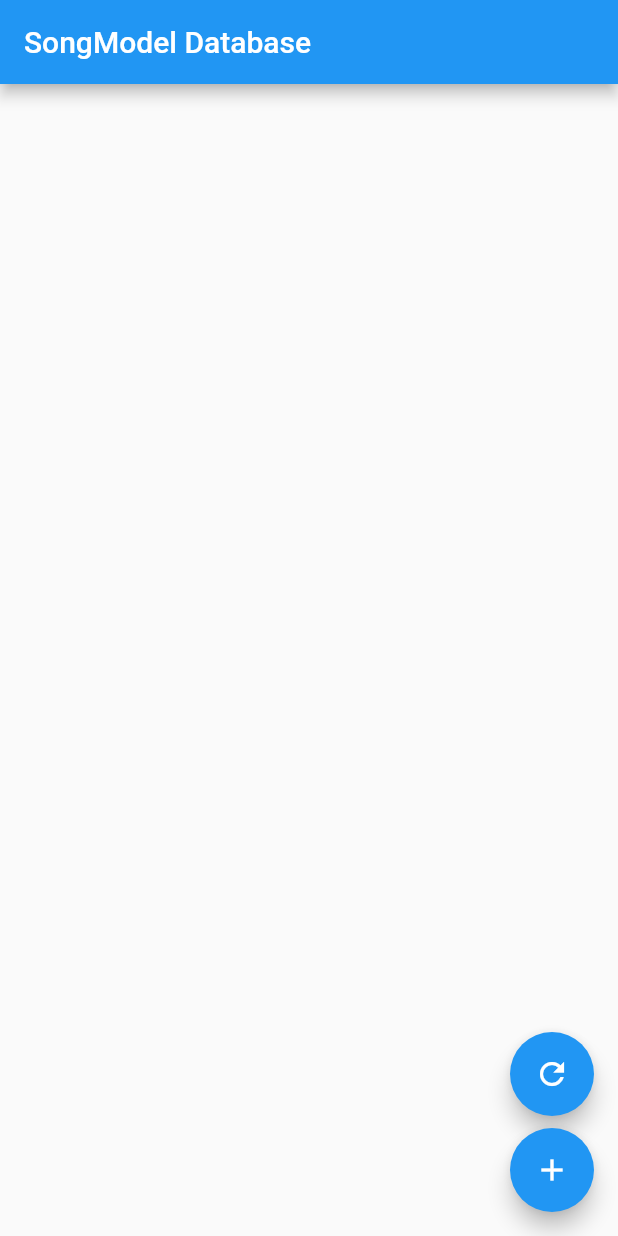
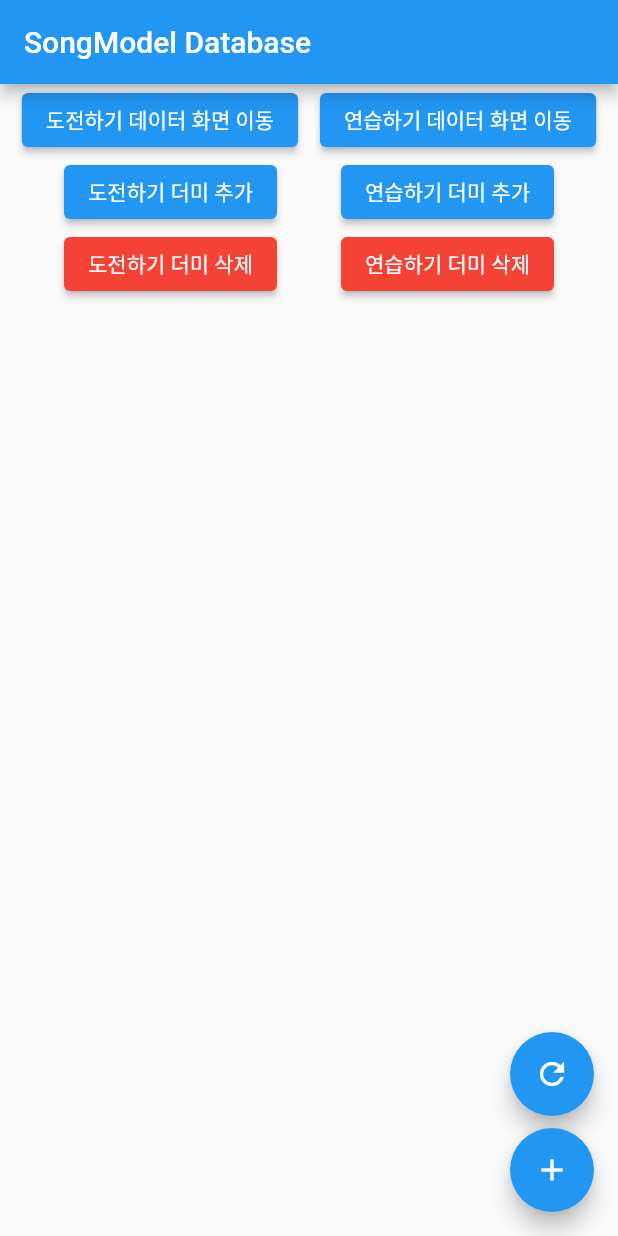
Before and after one commit to jerrycho96/danso_db_pilot, a Flutter app: the screen it shows after launch, on a phone screen of 412 x 824 dp. Run offline on Flutter 3.47's test engine with Material 2 defaults, Android fonts, the phone set to English and light mode, and no system bars; our stand-ins replace get, sqflite; accounts and stored records are empty.

```diff
--- /dev/null
+++ b/lib/controller/controllers.dart
@@ -0,0 +1,3 @@
+export 'chal_data_controller.dart';
+export 'exer_data_controller.dart';
+export 'song_data_controller.dart';
--- /dev/null
+++ b/lib/controller/song_data_controller.dart
@@ -0,0 +1,31 @@
+import 'package:danso_db_pilot/db/db_helpers.dart';
+import 'package:danso_db_pilot/db/insert_dummy.dart';
+import 'package:danso_db_pilot/models/models.dart';
+import 'package:get/get.dart';
+
+class SongController extends GetxController {
+  var songList = Future.value([]).obs;
+
+  @override
+  void onInit() {
+    super.onInit();
+    getAllSongList();
+  }
+
+  getAllSongList() async {
+    // await DBHelPer().getAllSongs().then((value) => {songList = value});
+    songList.value = DBHelPer().getAllSongs();
+    update();
+  }
+
+  deleteAllSong() async {
+    DBHelPer().deleteAllSongs();
+    getAllSongList();
+  }
+
+  insertSongDummyData() async {
+    await Dummy().insertSongDummy();
+    getAllSongList();
+    // update();
+  }
+}
--- /dev/null
+++ b/lib/db/delete_dymmy.dart
@@ -0,0 +1,29 @@
+import 'package:danso_db_pilot/db/db_helpers.dart';
+import 'package:sqflite/sqflite.dart';
+
+class DeleteDummy {
+  DeleteDummy._();
+  static final DeleteDummy _db = DeleteDummy._();
+  factory DeleteDummy() => _db;
+
+  static Database _database;
+
+  Future<Database> get database async {
+    if (_database != null) return _database;
+
+    _database = await DBHelPer().initDB();
+    return _database;
+  }
+
+  // 도전하기 더미 삭제
+  deleteAllChal() async {
+    final db = await database;
+    db.rawDelete('DELETE FROM TB_CHAL');
+  }
+
+  // 연습하기 더미 삭제
+  deleteAllExer() async {
+    final db = await database;
+    db.rawDelete('DELETE FROM TB_EXER');
+  }
+}
--- a/lib/main.dart
+++ b/lib/main.dart
@@ -1,44 +1,19 @@
+import 'package:danso_db_pilot/controller/song_data_controller.dart';
+import 'package:danso_db_pilot/db/delete_dymmy.dart';
+import 'package:danso_db_pilot/db/insert_dummy.dart';
+import 'package:danso_db_pilot/screens/screens.dart';
 import 'package:flutter/material.dart';
 import 'package:danso_db_pilot/db/db_helpers.dart';
+import 'package:get/get.dart';
 
-import 'dart:math';
-
-import 'models/song_model.dart';
-
-// 더미 데이터
-List<SongModel> songList = [
-  SongModel(
-    songTitle: 'song_title 01',
-    songPath: 'song_path 01',
-    songJangdan: 'song_jangdan 01',
-    songLike: 'false',
-  ),
-  SongModel(
-    songTitle: 'song_title 02',
-    songPath: 'song_path 02',
-    songJangdan: 'song_jangdan 02',
-    songLike: 'false',
-  ),
-  SongModel(
-    songTitle: 'song_title 03',
-    songPath: 'song_path 03',
-    songJangdan: 'song_jangdan 03',
-    songLike: 'false',
-  ),
-  SongModel(
-    songTitle: 'song_title 04',
-    songPath: 'song_path 04',
-    songJangdan: 'song_jangdan 04',
-    songLike: 'false',
-  ),
-];
+import 'models/models.dart';
 
 void main() => runApp(MyApp());
 
 class MyApp extends StatelessWidget {
   @override
   Widget build(BuildContext context) {
-    return MaterialApp(
+    return GetMaterialApp(
       theme: ThemeData(
         primarySwatch: Colors.blue,
       ),
@@ -64,16 +39,83 @@ class _MyHomePageState extends State<MyHomePage> {
 
   @override
   Widget build(BuildContext context) {
+    final SongController songController = Get.put(SongController());
     return Scaffold(
         appBar: AppBar(
           title: Text(widget.title),
         ),
-        body: FutureBuilder(
-          future: DBHelPer().getAllSongs(),
-          builder:
-              (BuildContext context, AsyncSnapshot<List<SongModel>> snapshot) {
+        body: Column(
+          children: [
+            Row(
+              mainAxisAlignment: MainAxisAlignment.spaceEvenly,
+              children: [
+                ElevatedButton(
+                  child: Text('도전하기 데이터 화면 이동'),
+                  onPressed: () {
+                    Get.to(ChallangeScreen());
+                  },
+                ),
+                ElevatedButton(
+                  child: Text('연습하기 데이터 화면 이동'),
+                  onPressed: () {
+                    Get.to(ExerCiseScreen());
+                  },
+                ),
+              ],
+            ),
+            Row(
+              mainAxisAlignment: MainAxisAlignment.spaceEvenly,
+              children: [
+                ElevatedButton(
+                  child: Text('도전하기 더미 추가'),
+                  onPressed: () {
+                    Dummy().insertChalDummy();
+                    print('도전하기 더미 추가');
+                  },
+                ),
+                ElevatedButton(
+                  child: Text('연습하기 더미 추가'),
+                  onPressed: () {
+                    Dummy().insertExerDummy();
+                    print('연습하기 더미 추가');
+                  },
+                ),
+              ],
+            ),
+            Row(
+              mainAxisAlignment: MainAxisAlignment.spaceEvenly,
+              children: [
+                ElevatedButton(
+                  child: Text('도전하기 더미 삭제'),
+                  onPressed: () {
+                    DeleteDummy().deleteAllChal();
+                    print('도전하기 더미 삭제');
+                  },
+                  style: ElevatedButton.styleFrom(
+                    primary: Colors.red,
+                  ),
+                ),
+                ElevatedButton(
+                  child: Text('연습하기 더미 삭제'),
+                  onPressed: () {
+                    DeleteDummy().deleteAllExer();
+                    print('연습하기 더미 삭제');
+                  },
+                  style: ElevatedButton.styleFrom(
+                    primary: Colors.red,
+                  ),
+                ),
+              ],
+            ),
+            GetBuilder<SongController>(
+              init: songController,
+              builder: (controller) {
+                return FutureBuilder(
+                  future: controller.songList.value,
+                  builder: (context, snapshot) {
                     if (snapshot.hasData) {
-              return ListView.builder(
+                      return Expanded(
+                        child: ListView.builder(
                           itemCount: snapshot.data.length,
                           itemBuilder: (BuildContext context, int index) {
                             SongModel item = snapshot.data[index];
@@ -81,7 +123,6 @@ class _MyHomePageState extends State<MyHomePage> {
                               key: UniqueKey(),
                               onDismissed: (direction) {
                                 DBHelPer().deleteSong(item.songId);
-                      setState(() {});
                               },
                               child: Center(
                                 child: Text(
@@ -89,6 +130,7 @@ class _MyHomePageState extends State<MyHomePage> {
                               ),
                             );
                           },
+                        ),
                       );
                     } else {
                       return Center(
@@ -96,25 +138,31 @@ class _MyHomePageState extends State<MyHomePage> {
                       );
                     }
                   },
+                );
+              },
+            ),
+          ],
         ),
         floatingActionButton: Column(
           mainAxisSize: MainAxisSize.min,
           children: <Widget>[
             FloatingActionButton(
+              heroTag: null,
               child: Icon(Icons.refresh),
               onPressed: () {
-                DBHelPer().deleteAllSongs();
-                setState(() {});
+                // songController.deleteAllSong();
+                DeleteDummy().deleteAllChal();
               },
             ),
             SizedBox(height: 8.0),
             FloatingActionButton(
+              heroTag: null,
               child: Icon(Icons.add),
               onPressed: () {
-                songList.forEach((element) {
-                  DBHelPer().insertSongData(element);
-                });
-                setState(() {});
+                // Dummy().insertSongDummy();
+                // songController.insertSongDummyData();
+                Dummy().insertChalDummy();
+                print('버튼 선택');
               },
             ),
           ],
--- a/lib/models/chal_model.dart
+++ b/lib/models/chal_model.dart
@@ -1,4 +1,4 @@
-import 'package:flutter/material.dart';
+import 'package:flutter/foundation.dart';
 
 class ChallangeModel {
   final int chalId;
@@ -8,8 +8,8 @@ class ChallangeModel {
 
   ChallangeModel({
     this.songId,
-    this.chalId,
+    @required this.chalId,
     @required this.chalScore,
-    @required this.chalTime,
+    this.chalTime,
   });
 }
--- /dev/null
+++ b/lib/models/exer_model.dart
@@ -0,0 +1,17 @@
+import 'package:flutter/foundation.dart';
+
+class ExerciseModel {
+  final int exerId;
+  final int songId;
+  final String exerType;
+  final String exerPath;
+  final String exerTime;
+
+  ExerciseModel({
+    this.exerId,
+    @required this.songId,
+    @required this.exerType,
+    @required this.exerPath,
+    this.exerTime,
+  });
+}
--- /dev/null
+++ b/lib/models/models.dart
@@ -0,0 +1,5 @@
+export 'chal_model.dart';
+export 'exer_model.dart';
+export 'song_model.dart';
+export 'user_model.dart';
+export 'my_history_model.dart';
--- /dev/null
+++ b/lib/models/my_history_model.dart
@@ -0,0 +1,15 @@
+import 'package:flutter/material.dart';
+
+class MyHistoryModel {
+  final String songTitle;
+  final int songId;
+  final int chalScore;
+  final String chalTime;
+
+  MyHistoryModel({
+    this.songTitle,
+    this.songId,
+    this.chalScore,
+    this.chalTime,
+  });
+}
--- a/lib/models/song_model.dart
+++ b/lib/models/song_model.dart
@@ -1,4 +1,4 @@
-import 'package:flutter/material.dart';
+import 'package:flutter/foundation.dart';
 
 class SongModel {
   final int songId;
--- /dev/null
+++ b/lib/models/user_model.dart
@@ -0,0 +1,5 @@
+class UserModel {
+  final double standardFr;
+
+  UserModel({this.standardFr});
+}
--- /dev/null
+++ b/lib/screens/screens.dart
@@ -0,0 +1,2 @@
+export 'challange.dart';
+export 'exercise.dart';
```
Also changed, not shown: lib/controller/chal_data_controller.dart (added, +25 -0 lines), lib/db/db_helpers.dart (+91 -12 lines), lib/db/insert_dummy.dart (added, +124 -0 lines), lib/screens/challange.dart (added, +78 -0 lines), lib/screens/exercise.dart (added, +19 -0 lines), lib/screens/graph.dart (added, +52 -0 lines), lib/controller/exer_data_controller.dart (added). Lines whose indentation alone changed are shown as unchanged.
